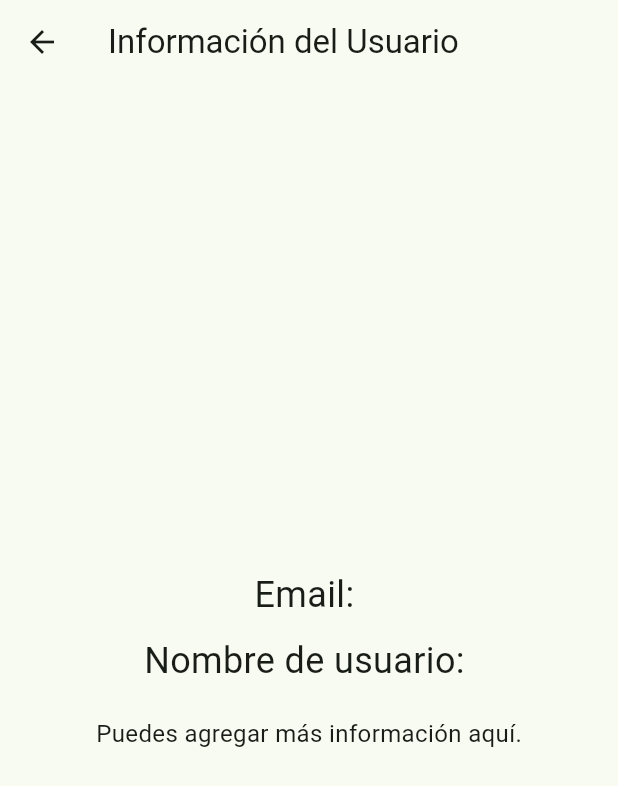
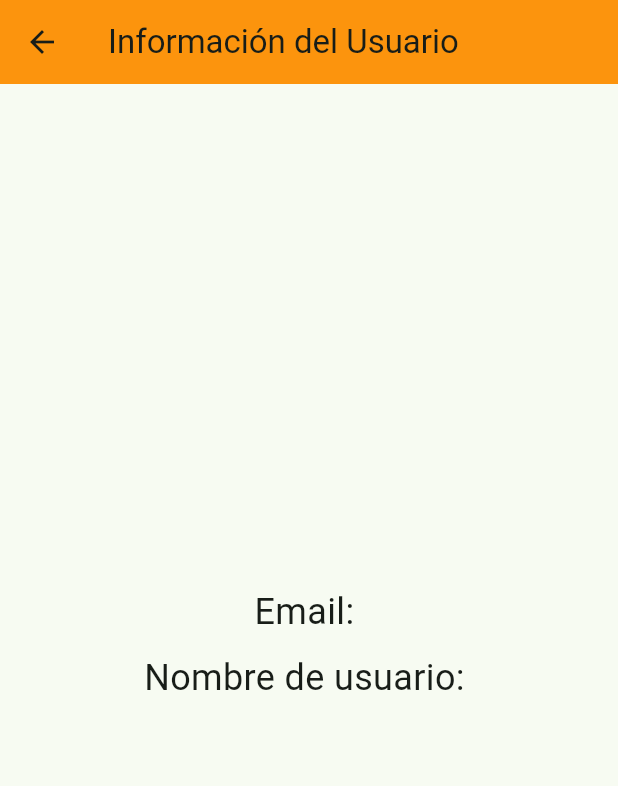
Before and after one commit to JadirMiramontes/frontpflutter, a Flutter app: the UserInfoScreen screen opened by its route, on a phone screen of 412 x 824 dp. Shown: the top 786 px of the screen. Run offline on Flutter 3.47's test engine with Material 3 defaults, Android fonts, the phone set to English and light mode, and no system bars; our stand-ins replace flutter_secure_storage, jwt_decoder; accounts and stored records are empty.

Commit message:
cambios esteticos a la pantalla

```diff
--- a/lib/screens/userinfo_screen.dart
+++ b/lib/screens/userinfo_screen.dart
@@ -13,6 +13,7 @@ class UserInfoScreen extends StatelessWidget {
     return Scaffold(
       appBar: AppBar(
         title: const Text('Información del Usuario'),
+        backgroundColor: const Color.fromARGB(253, 252, 147, 11),
       ),
       body: FutureBuilder<String>(
         future: authService.readToken(), // Lee el token
@@ -47,10 +48,6 @@ class UserInfoScreen extends StatelessWidget {
                   style: const TextStyle(fontSize: 24),
                 ),
                 const SizedBox(height: 20),
-                const Text(
-                  'Puedes agregar más información aquí.',
-                  style: TextStyle(fontSize: 16),
-                ),
               ],
             ),
           );
```
